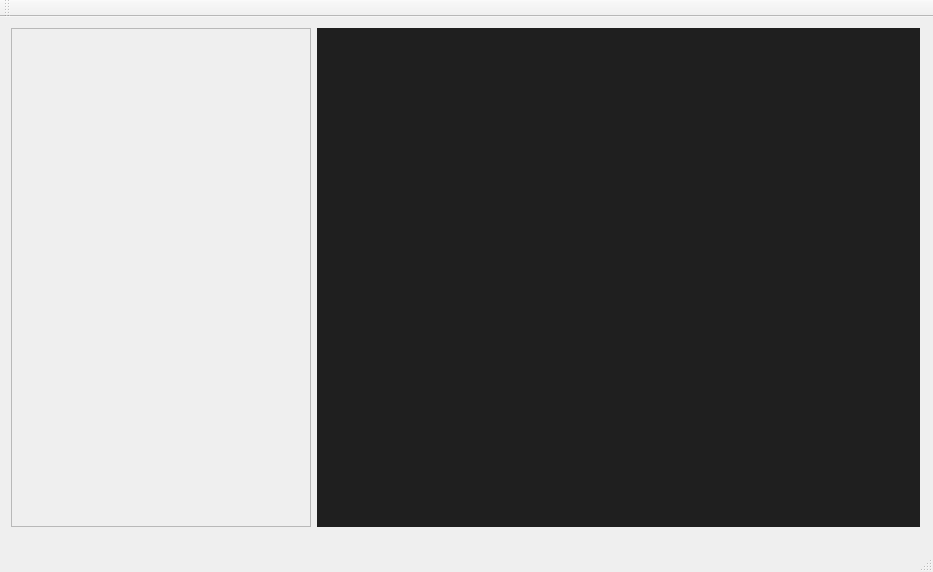
carrotsrc/__buccaneer, file app/Buccaneer/bucmain.ui: the form before one commit.
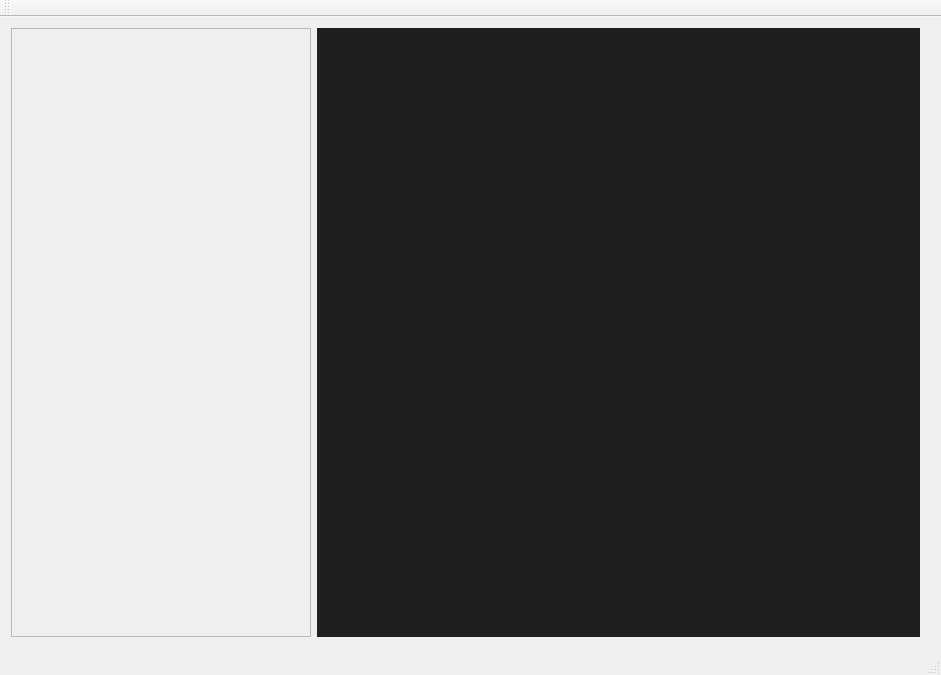
The form after the commit.

```diff
--- a/app/Buccaneer/bucmain.ui
+++ b/app/Buccaneer/bucmain.ui
@@ -6,8 +6,8 @@
    <rect>
     <x>0</x>
     <y>0</y>
-    <width>933</width>
-    <height>572</height>
+    <width>941</width>
+    <height>675</height>
    </rect>
   </property>
   <property name="windowTitle">
@@ -20,7 +20,7 @@
       <x>0</x>
       <y>0</y>
       <width>931</width>
-      <height>521</height>
+      <height>631</height>
      </rect>
     </property>
     <layout class="QHBoxLayout" name="mainBlock">
@@ -44,7 +44,7 @@
           <x>10</x>
           <y>10</y>
           <width>281</width>
-          <height>501</height>
+          <height>611</height>
          </rect>
         </property>
         <layout class="QVBoxLayout" name="verticalMainlines"/>
@@ -69,11 +69,15 @@
            <rect>
             <x>-1</x>
             <y>-1</y>
-            <width>631</width>
-            <height>521</height>
+            <width>621</width>
+            <height>631</height>
            </rect>
           </property>
-          <layout class="QVBoxLayout" name="verticalRack"/>
+          <layout class="QGridLayout" name="verticalRack">
+           <property name="spacing">
+            <number>5</number>
+           </property>
+          </layout>
          </widget>
         </widget>
        </item>
```
Left out of the diff: 4 changed lines with no effect on the pictures.
